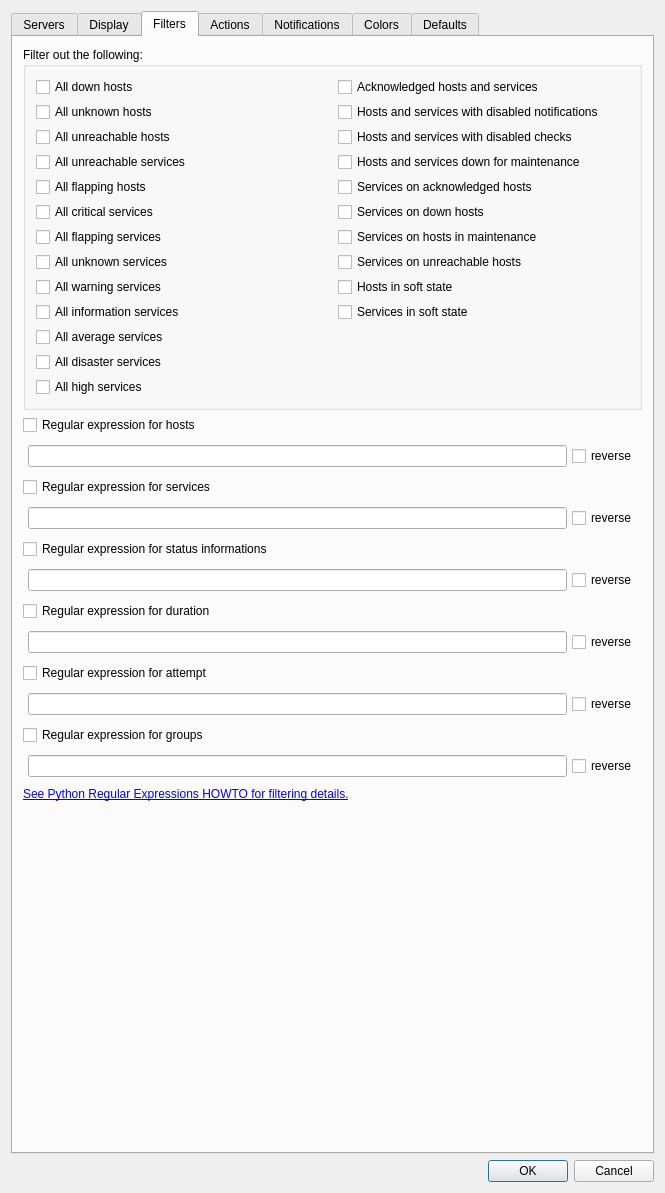
Old version of the form Nagstamon/resources/qui/settings_main.ui in the repository HenriWahl/Nagstamon.
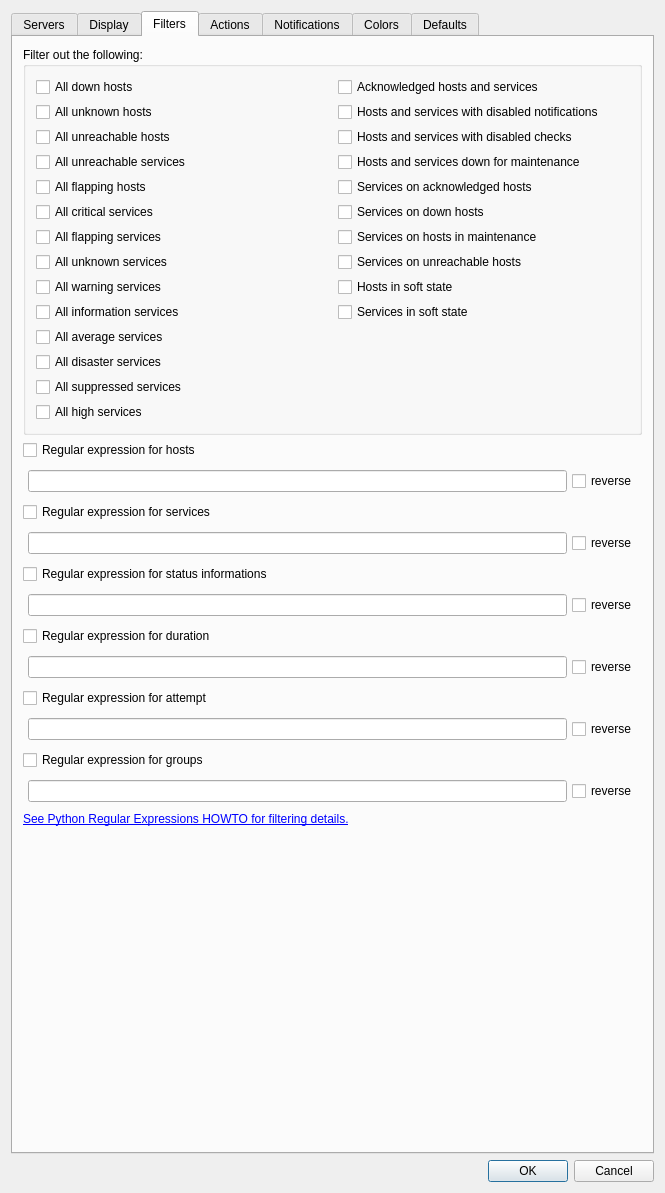
New version of the form. The open tabs and pages were chosen to show the change.

Commit message: Add filter for suppressed Zabbix services (#1202)

```diff
--- a/Nagstamon/resources/qui/settings_main.ui
+++ b/Nagstamon/resources/qui/settings_main.ui
@@ -1163,6 +1163,13 @@
             </property>
            </widget>
           </item>
+          <item row="12" column="0">
+           <widget class="QCheckBox" name="input_checkbox_filter_all_suppressed_services">
+            <property name="text">
+             <string>All suppressed services</string>
+            </property>
+           </widget>
+          </item>
           <item row="7" column="0">
            <widget class="QCheckBox" name="input_checkbox_filter_all_unknown_services">
             <property name="text">
```
Left out of the diff: 1 changed line with no effect on the pictures. The commit also changes 5 other files.
